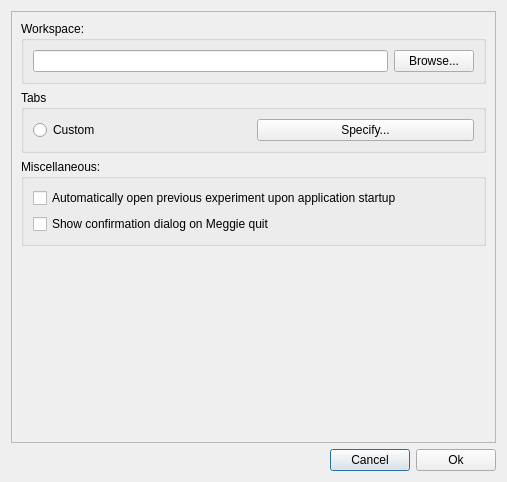
The window that designer_ui_files/preferencesDialogUi.ui (cibr-jyu/meggie) describes before a commit, drawn with Qt 5.
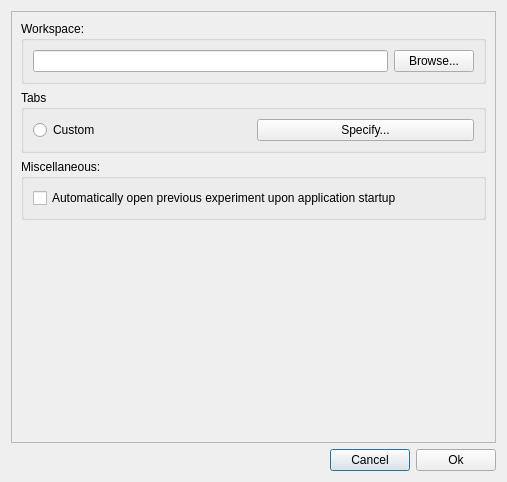
The same window after the commit.

```diff
--- a/designer_ui_files/preferencesDialogUi.ui
+++ b/designer_ui_files/preferencesDialogUi.ui
@@ -125,13 +125,6 @@
           <string>Miscellaneous:</string>
          </property>
          <layout class="QGridLayout" name="gridLayout_4">
-          <item row="1" column="0">
-           <widget class="QCheckBox" name="checkBoxConfirmQuit">
-            <property name="text">
-             <string>Show confirmation dialog on Meggie quit</string>
-            </property>
-           </widget>
-          </item>
           <item row="0" column="0">
            <widget class="QCheckBox" name="checkBoxAutomaticOpenPreviousExperiment">
             <property name="text">
```
